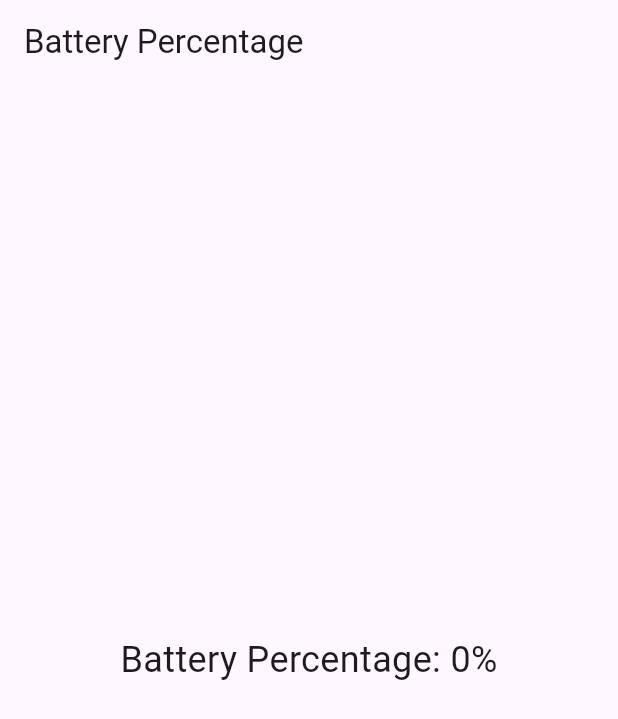
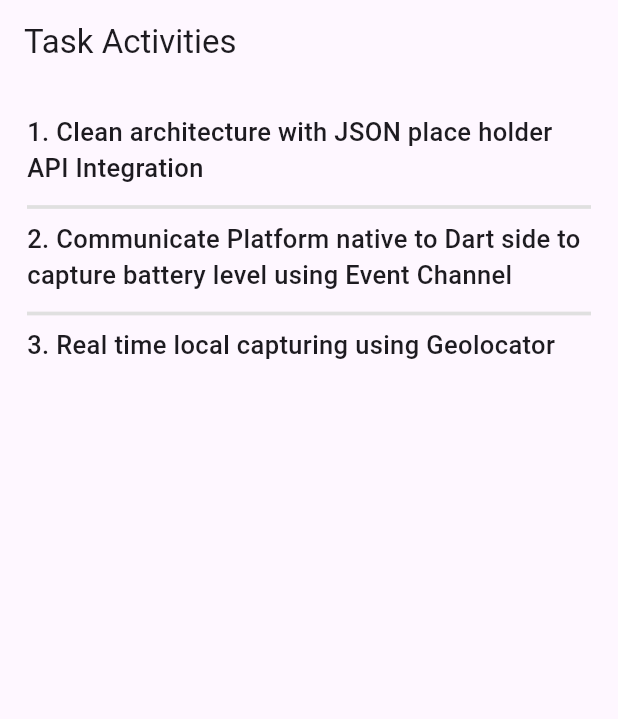
Before and after one commit to shahul-hamed/flutter_own_task_01, a Flutter app: the screen it shows after launch, on a phone screen of 412 x 824 dp. Shown: the top 719 px of the screen. Run offline on Flutter 3.47's test engine with Material 3 defaults, Android fonts, the phone set to English and light mode, and no system bars; our stand-ins replace equatable, flutter_riverpod, geocoding, geolocator, get_it, sqflite; accounts and stored records are empty.

Commit message:
OWN Task  TN003 - Capture real time location using geolocator stream  note: TN indicates Task Number

```diff
--- /dev/null
+++ b/lib/features/home/home_page.dart
@@ -0,0 +1,54 @@
+import 'package:flutter/material.dart';
+import 'package:own_task_01/features/battery_level/battery_level.dart';
+import 'package:own_task_01/features/live_location/live_location_capture.dart';
+import 'package:own_task_01/features/posts/presentation/screens/posts_screen.dart';
+
+class HomePage extends StatefulWidget {
+  const HomePage({super.key});
+
+  @override
+  State<HomePage> createState() => _HomePageState();
+}
+
+class _HomePageState extends State<HomePage> {
+
+  List activities = ["Clean architecture with JSON place holder API Integration",
+    "Communicate Platform native to Dart side to capture battery level using Event Channel",
+    "Real time local capturing using Geolocator"
+  ];
+  @override
+  Widget build(BuildContext context) {
+    return Scaffold(
+      appBar: AppBar(
+        title: Text("Task Activities"),
+      ),
+      body: ListView.separated(
+        separatorBuilder: (c,i)=>Divider(height: 8,color: Colors.grey.shade300,thickness: 2.5,),
+        shrinkWrap: true,padding: EdgeInsets.symmetric(vertical: 15,horizontal: 18),
+        itemBuilder: (c,i) {
+          return  InkWell(
+            onTap: ()=>navigateActivities(i),
+            child: Padding(
+              padding: const EdgeInsets.only(bottom: 10.0,top: 5),
+              child: Text("${i+1}. ${activities[i]}",style: TextStyle(
+                fontSize: 17,fontWeight: FontWeight.w500
+              ),),
+            ),
+          );
+        },
+        itemCount: activities.length,
+      ),
+    );
+  }
+
+  navigateActivities(int i) {
+    switch(i) {
+      case 0 :
+      return Navigator.push(context, MaterialPageRoute(builder: (context)=>PostsScreen()));
+      case 1:
+      return Navigator.push(context, MaterialPageRoute(builder: (context)=>BatteryPage()));
+      case 2:
+       return Navigator.push(context, MaterialPageRoute(builder: (context)=>LiveLocationCapture()));
+    }
+  }
+}
--- a/lib/main.dart
+++ b/lib/main.dart
@@ -1,8 +1,11 @@
 import 'package:flutter/material.dart';
 import 'package:flutter_riverpod/flutter_riverpod.dart';
 import 'package:own_task_01/features/battery_level/battery_level.dart';
+import 'package:own_task_01/features/home/home_page.dart';
 import 'package:own_task_01/features/posts/di/injenction.dart';
 import 'package:own_task_01/features/posts/presentation/screens/posts_screen.dart';
+
+import 'features/live_location/live_location_capture.dart';
 
 void main() {
   // setup();
@@ -22,7 +25,7 @@ class MyApp extends StatelessWidget {
         colorScheme: ColorScheme.fromSeed(seedColor: Colors.deepPurple),
         useMaterial3: true,
       ),
-      home:  BatteryPage(),
+      home:  HomePage(),
     );
   }
 }
--- a/pubspec.yaml
+++ b/pubspec.yaml
@@ -41,6 +41,8 @@ dependencies:
   sqflite: ^2.0.0+3
   path_provider: ^2.0.10
   flutter_riverpod: ^2.6.1
+  geolocator: ^13.0.2
+  geocoding: ^3.0.0
 
 dev_dependencies:
   flutter_test:
```
Also changed, not shown: lib/features/live_location/live_location_capture.dart (added, +87 -0 lines), 1 other file.
